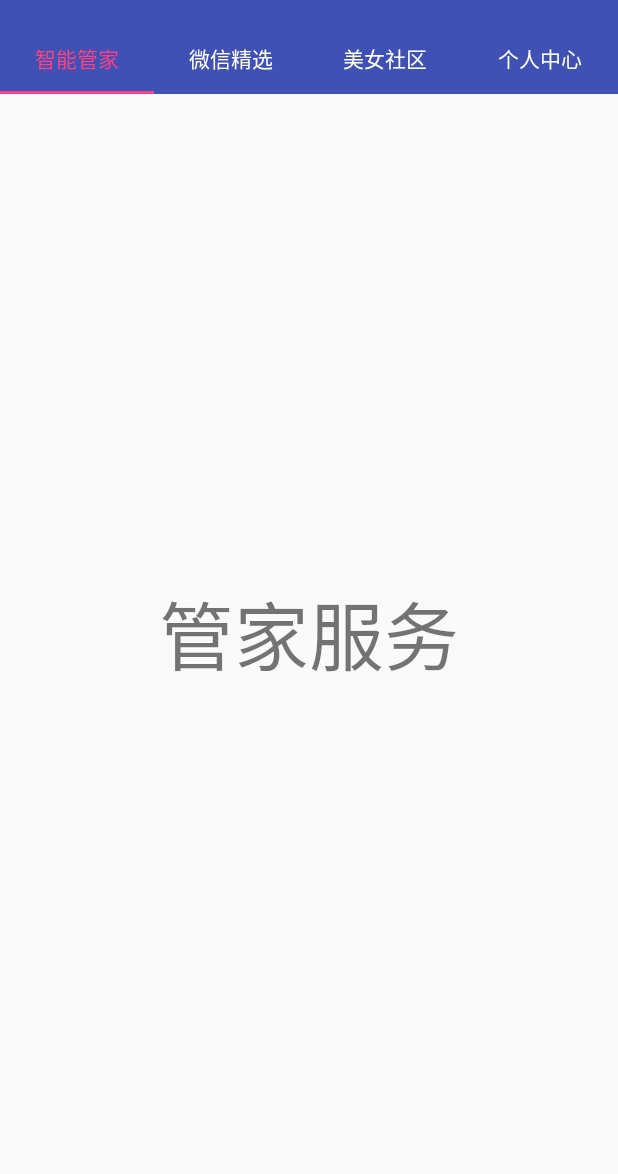
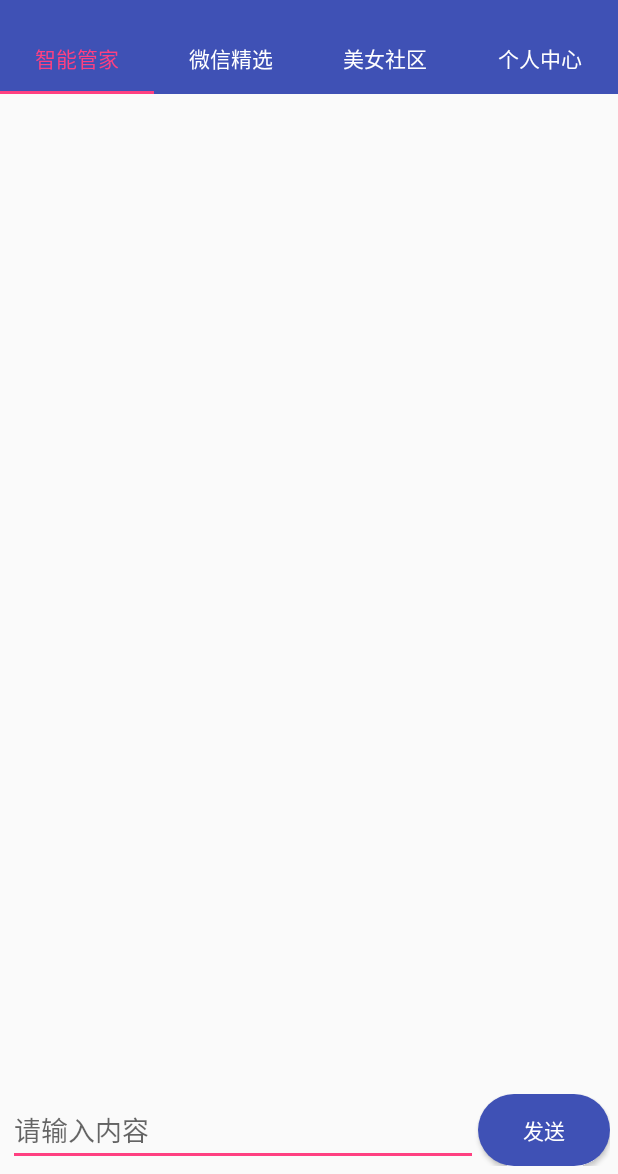
Before and after one commit to WindFromFarEast/SmartButler, an Android app: the ButlerFragment screen opened directly, with no data from a screen before it, on a phone screen of 412 x 824 dp, the part 62-1236 px from its top. Run offline under Robolectric (Android 15) with nearby library versions, the phone set to English and light mode, and no system bars; our stand-ins replace CircleImageView; libraries missing offline, so code that uses them is left out: cn.bmob.v3, com.kymjs.rxvolley; Roboto replaces fonts that are not available here; 6 statements that could not run were skipped.

Commit message:
完成了问答机器人的功能

```diff
--- a/app/src/main/java/com/studio/smartbutler/fragment/ButlerFragment.java
+++ b/app/src/main/java/com/studio/smartbutler/fragment/ButlerFragment.java
@@ -2,11 +2,28 @@ package com.studio.smartbutler.fragment;
 
 import android.os.Bundle;
 import android.support.v4.app.Fragment;
+import android.text.TextUtils;
 import android.view.LayoutInflater;
 import android.view.View;
 import android.view.ViewGroup;
+import android.widget.Button;
+import android.widget.EditText;
+import android.widget.ListView;
+import android.widget.Toast;
 
+import com.kymjs.rxvolley.RxVolley;
+import com.kymjs.rxvolley.client.HttpCallback;
 import com.studio.smartbutler.R;
+import com.studio.smartbutler.adapter.ChattingAdapter;
+import com.studio.smartbutler.entity.ChattingText;
+import com.studio.smartbutler.utils.L;
+import com.studio.smartbutler.utils.StaticClass;
+
+import org.json.JSONException;
+import org.json.JSONObject;
+
+import java.util.ArrayList;
+import java.util.List;
 
 /**
  * project name: SmartButler
@@ -14,15 +31,126 @@ import com.studio.smartbutler.R;
  * file name: ButlerFragment
  * creator: WindFromFarEast
  * created time: 2017/7/11 11:51
- * description: 智能管家
+ * description: 智能管家页面
  */
 
-public class ButlerFragment extends Fragment
+public class ButlerFragment extends Fragment implements View.OnClickListener
 {
+    private ListView lv_chatting;
+    //ListView数据源
+    private List<ChattingText> mList=new ArrayList<>();
+    //ListView适配器
+    private ChattingAdapter adapter;
+    private Button btn_chatting_send;
+    private EditText et_chatting_text;
+
     @Override
     public View onCreateView(LayoutInflater inflater,ViewGroup container,Bundle savedInstanceState)
     {
         View view=inflater.inflate(R.layout.fragment_butler,container,false);
+        initView(view);//初始化view
         return view;
     }
+
+    //初始化View
+    private void initView(View view)
+    {
+        lv_chatting= (ListView) view.findViewById(R.id.lv_chatting);
+        btn_chatting_send= (Button) view.findViewById(R.id.btn_chatting_send);
+        et_chatting_text= (EditText) view.findViewById(R.id.et_chatting_text);
+
+        //适配器初始化以及与ListView的绑定
+        adapter=new ChattingAdapter(mList);
+        lv_chatting.setAdapter(adapter);
+        //取消ListView的分割线
+        lv_chatting.setDivider(null);
+
+        btn_chatting_send.setOnClickListener(this);
+        et_chatting_text.setOnClickListener(this);
+    }
+
+    @Override
+    public void onClick(View v)
+    {
+        switch (v.getId())
+        {
+            case R.id.btn_chatting_send:
+            {
+                //获取输入框内容
+                String content=et_chatting_text.getText().toString();
+                //判断是否为空并且长度是否大于30
+                if (!TextUtils.isEmpty(content))
+                {
+                    if (content.length()<=30)
+                    {
+                        //发送
+                        showUserResponse(content);
+                        //清空输入框
+                        et_chatting_text.setText("");
+                        //通过聚合Api请求机器人回答
+                        String url="http://op.juhe.cn/robot/index?info="+content+"&key="+StaticClass.ROBOT_KEY;
+                        RxVolley.get(url, new HttpCallback()
+                        {
+                            @Override
+                            public void onSuccess(String response)
+                            {
+                                //结果返回成功
+                                L.i("机器人回答Json:"+response);
+                                showButlerResponse(getTextForJson(response).toString());
+                            }
+                        });
+                    }
+                    else
+                    {
+                        Toast.makeText(getActivity(),getActivity().getString(R.string.content_text_limit),Toast.LENGTH_SHORT).show();
+                    }
+                }
+                else
+                {
+                    Toast.makeText(getActivity(),getActivity().getString(R.string.input_no_empty),Toast.LENGTH_SHORT).show();
+                }
+                break;
+            }
+        }
+    }
+
+    //将Json解析成文本
+    private String getTextForJson(String response)
+    {
+        String text=null;
+        try
+        {
+            JSONObject jsonObject=new JSONObject(response).getJSONObject("result");
+            text=jsonObject.getString("text");
+        }
+        catch (JSONException e)
+        {
+            e.printStackTrace();
+        }
+        return text;
+    }
+
+    private void showUserResponse(String text)
+    {
+        ChattingText chattingText=new ChattingText();
+        chattingText.setText(text);
+        chattingText.setType(StaticClass.TYPE_RIGHT_TEXT);
+        mList.add(chattingText);
+        //更新适配器
+        adapter.notifyDataSetChanged();
+        //下滑到最底部
+        lv_chatting.setSelection(lv_chatting.getBottom());
+    }
+
+    private void showButlerResponse(String text)
+    {
+        ChattingText chattingText=new ChattingText();
+        chattingText.setText(text);
+        chattingText.setType(StaticClass.TYPE_LEFT_TEXT);
+        mList.add(chattingText);
+        //通知adapter刷新
+        adapter.notifyDataSetChanged();
+        //下滑到最底部
+        lv_chatting.setSelection(lv_chatting.getBottom());
+    }
 }
--- a/app/src/main/java/com/studio/smartbutler/ui/PhoneActivity.java
+++ b/app/src/main/java/com/studio/smartbutler/ui/PhoneActivity.java
@@ -187,7 +187,7 @@ public class PhoneActivity extends BaseActivity implements View.OnClickListener
 
     }
 
-
+    //将手机号码详细信息利用TextView显示出来
     private void showPhoneInfo(String province, String city, String company, String zip)
     {
         //显示文字信息
--- a/app/src/main/java/com/studio/smartbutler/utils/StaticClass.java
+++ b/app/src/main/java/com/studio/smartbutler/utils/StaticClass.java
@@ -33,4 +33,10 @@ public class StaticClass
     public static final String JUHE_API_KEY="fb038635c6dd2202a25d15941e4702f0";
     //聚合数据归属地ApiKey
     public static final String PHONE_QUERY_KEY="0a1ee393e1003dbb62ee7c0b8c370507";
+    //聚合数据问答机器人ApiKey
+    public static final String ROBOT_KEY="502f388b130fdc635dea5112c693116c";
+    //左边文本的type
+    public static final int TYPE_LEFT_TEXT=1;
+    //右边文本的type
+    public static final int TYPE_RIGHT_TEXT=2;
 }
--- a/app/src/main/res/layout/fragment_butler.xml
+++ b/app/src/main/res/layout/fragment_butler.xml
@@ -1,15 +1,38 @@
 <?xml version="1.0" encoding="utf-8"?>
-<RelativeLayout xmlns:android="http://schemas.android.com/apk/res/android"
+<LinearLayout xmlns:android="http://schemas.android.com/apk/res/android"
               android:orientation="vertical"
               android:layout_width="match_parent"
               android:layout_height="match_parent">
 
-    <TextView
-        android:layout_width="wrap_content"
+    <ListView
+        android:id="@+id/lv_chatting"
+        android:layout_width="match_parent"
+        android:layout_height="0dp"
+        android:layout_weight="1"
+        android:listSelector="@android:color/transparent"/><!--取消点击效果-->
+
+    <LinearLayout
+        android:orientation="horizontal"
+        android:layout_width="match_parent"
+        android:gravity="center_vertical"
         android:layout_height="wrap_content"
-        android:text="管家服务"
-        android:textSize="50dp"
-        android:layout_centerInParent="true"
-        />
+        android:padding="5dp">
 
-</RelativeLayout>
+        <EditText
+            android:id="@+id/et_chatting_text"
+            android:layout_weight="1"
+            android:layout_width="0dp"
+            android:layout_height="wrap_content"
+            android:hint="@string/input_tip"/>
+
+        <Button
+            android:id="@+id/btn_chatting_send"
+            android:layout_width="wrap_content"
+            android:layout_height="wrap_content"
+            android:text="@string/send"
+            android:background="@drawable/btn_start"
+            android:textColor="@android:color/white"/>
+
+    </LinearLayout>
+
+</LinearLayout>
--- a/app/src/main/res/values/strings.xml
+++ b/app/src/main/res/values/strings.xml
@@ -8,6 +8,7 @@
     <string name="choose_avatar_album">相册</string>
     <string name="choose_avatar_camera">相机</string>
     <string name="cancel">取消</string>
+    <string name="forget_password">忘记密码</string>
     <string name="deny_permission">拒绝权限将无法使用该功能!</string>
     <string name="courier_query">物流查询</string>
     <string name="change_ok">确认修改</string>
@@ -21,6 +22,8 @@
     <string name="courier_number">订单号</string>
     <string name="query">查询</string>
     <string name="input_no_empty">输入框不能为空</string>
+    <string name="content_text_limit">输入内容不能大于30字</string>
+    <string name="phone_number_query">归属地查询</string>
     <string name="input_phone_number">请输入手机号</string>
     <string name="one">1</string>
     <string name="two">2</string>
@@ -36,4 +39,8 @@
     <string name="china_mobile">移动</string>
     <string name="china_unicom">联通</string>
     <string name="china_telecom">电信</string>
+    <string name="left">左边</string>
+    <string name="right">右边</string>
+    <string name="send">发送</string>
+    <string name="input_tip">请输入内容</string>
 </resources>
```
Also changed, not shown: app/src/main/AndroidManifest.xml (+6 -3 lines), app/src/main/java/com/studio/smartbutler/adapter/ChattingAdapter.java (added, +153 -0 lines), app/src/main/java/com/studio/smartbutler/entity/ChattingText.java (added, +38 -0 lines), app/src/main/res/layout/item_text_left.xml (added, +23 -0 lines), app/src/main/res/layout/item_text_right.xml (added, +24 -0 lines), app/src/main/res/drawable/assistant.png (added), app/src/main/res/drawable/chat_bg_cloud.9.png (added), app/src/main/res/drawable/chat_bg_user.9.png (added), app/src/main/res/drawable/user.png (added).
